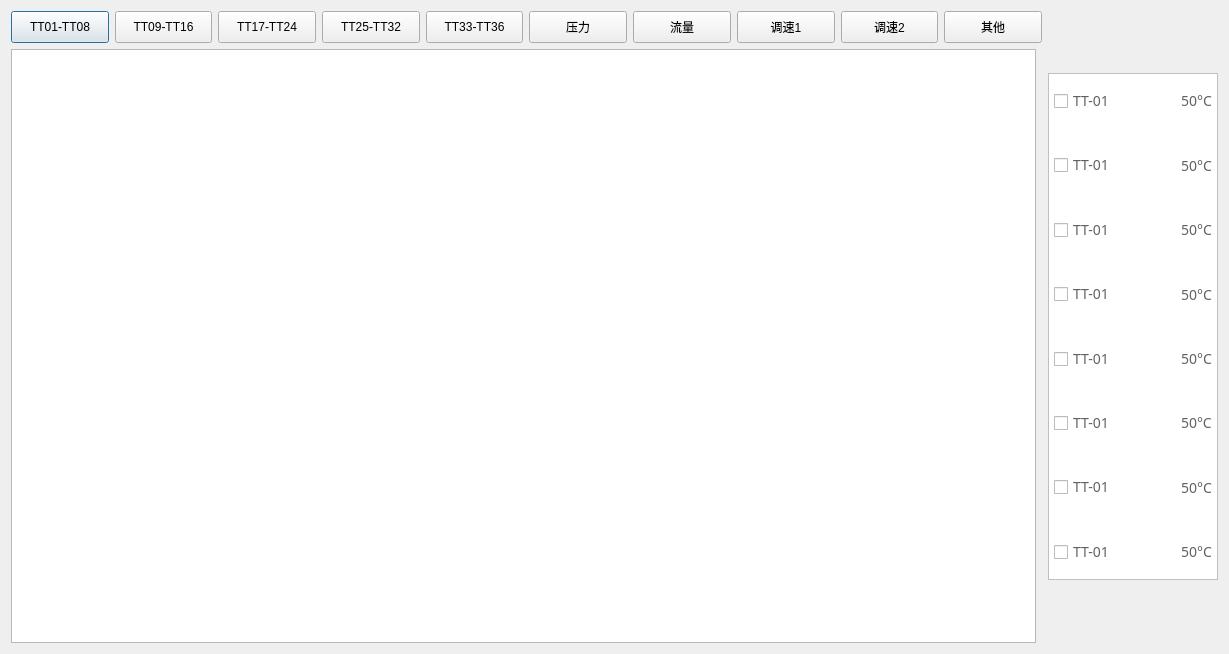
This is DeviceStatus/RealTimeCurve/rtcurve.ui in Hccccc1/MOH_viewer as Qt 5 draws it before an edit. The edited form follows.
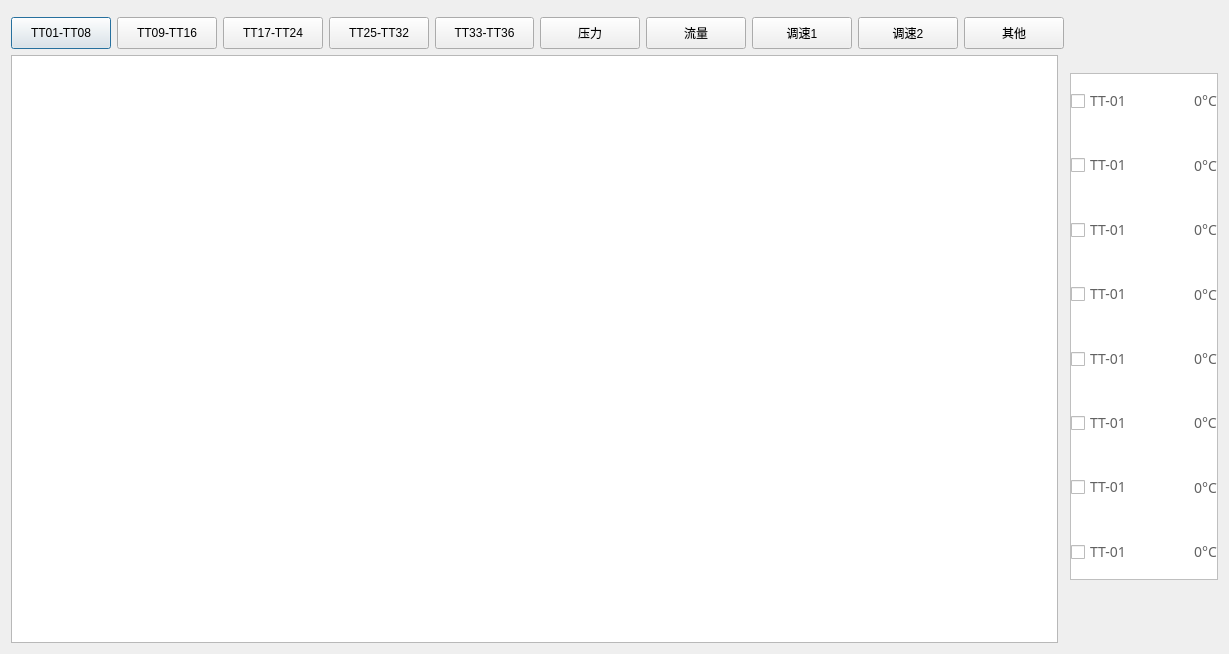
This is the edited form. Icons and pictures are not drawn.

The edit to the form file:
```diff
--- a/DeviceStatus/RealTimeCurve/rtcurve.ui
+++ b/DeviceStatus/RealTimeCurve/rtcurve.ui
@@ -14,210 +14,7 @@
    <string>Dialog</string>
   </property>
   <layout class="QGridLayout" name="gridLayout_2">
-   <item row="0" column="0" colspan="2">
-    <layout class="QHBoxLayout" name="horizontalLayout">
-     <item>
-      <widget class="QPushButton" name="TT01_TT08_btn">
-       <property name="minimumSize">
-        <size>
-         <width>0</width>
-         <height>32</height>
-        </size>
-       </property>
-       <property name="maximumSize">
-        <size>
-         <width>136</width>
-         <height>32</height>
-        </size>
-       </property>
-       <property name="text">
-        <string>TT01-TT08</string>
-       </property>
-      </widget>
-     </item>
-     <item>
-      <widget class="QPushButton" name="TT09_TT16_btn">
-       <property name="minimumSize">
-        <size>
-         <width>0</width>
-         <height>32</height>
-        </size>
-       </property>
-       <property name="maximumSize">
-        <size>
-         <width>136</width>
-         <height>32</height>
-        </size>
-       </property>
-       <property name="text">
-        <string>TT09-TT16</string>
-       </property>
-      </widget>
-     </item>
-     <item>
-      <widget class="QPushButton" name="TT17_TT24_btn">
-       <property name="minimumSize">
-        <size>
-         <width>0</width>
-         <height>32</height>
-        </size>
-       </property>
-       <property name="maximumSize">
-        <size>
-         <width>136</width>
-         <height>32</height>
-        </size>
-       </property>
-       <property name="text">
-        <string>TT17-TT24</string>
-       </property>
-      </widget>
-     </item>
-     <item>
-      <widget class="QPushButton" name="TT25_TT32_btn">
-       <property name="minimumSize">
-        <size>
-         <width>0</width>
-         <height>32</height>
-        </size>
-       </property>
-       <property name="maximumSize">
-        <size>
-         <width>136</width>
-         <height>32</height>
-        </size>
-       </property>
-       <property name="autoFillBackground">
-        <bool>true</bool>
-       </property>
-       <property name="styleSheet">
-        <string notr="true"/>
-       </property>
-       <property name="text">
-        <string>TT25-TT32</string>
-       </property>
-      </widget>
-     </item>
-     <item>
-      <widget class="QPushButton" name="TT33_TT36_btn">
-       <property name="minimumSize">
-        <size>
-         <width>0</width>
-         <height>32</height>
-        </size>
-       </property>
-       <property name="maximumSize">
-        <size>
-         <width>136</width>
-         <height>32</height>
-        </size>
-       </property>
-       <property name="text">
-        <string>TT33-TT36</string>
-       </property>
-      </widget>
-     </item>
-     <item>
-      <widget class="QPushButton" name="pressure_btn">
-       <property name="minimumSize">
-        <size>
-         <width>0</width>
-         <height>32</height>
-        </size>
-       </property>
-       <property name="maximumSize">
-        <size>
-         <width>136</width>
-         <height>32</height>
-        </size>
-       </property>
-       <property name="text">
-        <string>压力</string>
-       </property>
-      </widget>
-     </item>
-     <item>
-      <widget class="QPushButton" name="flow_btn">
-       <property name="minimumSize">
-        <size>
-         <width>0</width>
-         <height>32</height>
-        </size>
-       </property>
-       <property name="maximumSize">
-        <size>
-         <width>136</width>
-         <height>32</height>
-        </size>
-       </property>
-       <property name="styleSheet">
-        <string notr="true"/>
-       </property>
-       <property name="text">
-        <string>流量</string>
-       </property>
-      </widget>
-     </item>
-     <item>
-      <widget class="QPushButton" name="speed_1_btn">
-       <property name="minimumSize">
-        <size>
-         <width>0</width>
-         <height>32</height>
-        </size>
-       </property>
-       <property name="maximumSize">
-        <size>
-         <width>136</width>
-         <height>32</height>
-        </size>
-       </property>
-       <property name="text">
-        <string>调速1</string>
-       </property>
-      </widget>
-     </item>
-     <item>
-      <widget class="QPushButton" name="speed_2_btn">
-       <property name="minimumSize">
-        <size>
-         <width>0</width>
-         <height>32</height>
-        </size>
-       </property>
-       <property name="maximumSize">
-        <size>
-         <width>136</width>
-         <height>32</height>
-        </size>
-       </property>
-       <property name="text">
-        <string>调速2</string>
-       </property>
-      </widget>
-     </item>
-     <item>
-      <widget class="QPushButton" name="others_btn">
-       <property name="minimumSize">
-        <size>
-         <width>0</width>
-         <height>32</height>
-        </size>
-       </property>
-       <property name="maximumSize">
-        <size>
-         <width>136</width>
-         <height>32</height>
-        </size>
-       </property>
-       <property name="text">
-        <string>其他</string>
-       </property>
-      </widget>
-     </item>
-    </layout>
-   </item>
-   <item row="0" column="2" rowspan="2">
+   <item row="0" column="2" rowspan="3">
     <widget class="QGroupBox" name="groupBox">
      <property name="maximumSize">
       <size>
@@ -236,13 +33,13 @@
      </property>
      <layout class="QGridLayout" name="gridLayout">
       <property name="leftMargin">
-       <number>5</number>
+       <number>0</number>
       </property>
       <property name="topMargin">
        <number>0</number>
       </property>
       <property name="rightMargin">
-       <number>5</number>
+       <number>0</number>
       </property>
       <property name="bottomMargin">
        <number>0</number>
@@ -259,7 +56,7 @@
          <widget class="QCheckBox" name="checkBox_chart_1">
           <property name="minimumSize">
            <size>
-            <width>65</width>
+            <width>60</width>
             <height>0</height>
            </size>
           </property>
@@ -313,7 +110,7 @@
 }</string>
           </property>
           <property name="text">
-           <string>50°C</string>
+           <string>0°C</string>
           </property>
           <property name="alignment">
            <set>Qt::AlignCenter</set>
@@ -331,7 +128,7 @@
          <widget class="QCheckBox" name="checkBox_chart_2">
           <property name="minimumSize">
            <size>
-            <width>65</width>
+            <width>60</width>
             <height>0</height>
            </size>
           </property>
@@ -385,7 +182,7 @@
 }</string>
           </property>
           <property name="text">
-           <string>50°C</string>
+           <string>0°C</string>
           </property>
           <property name="alignment">
            <set>Qt::AlignCenter</set>
@@ -403,7 +200,7 @@
          <widget class="QCheckBox" name="checkBox_chart_3">
           <property name="minimumSize">
            <size>
-            <width>65</width>
+            <width>60</width>
             <height>0</height>
            </size>
           </property>
@@ -457,7 +254,7 @@
 }</string>
           </property>
           <property name="text">
-           <string>50°C</string>
+           <string>0°C</string>
           </property>
           <property name="alignment">
            <set>Qt::AlignCenter</set>
@@ -475,7 +272,7 @@
          <widget class="QCheckBox" name="checkBox_chart_4">
           <property name="minimumSize">
            <size>
-            <width>65</width>
+            <width>60</width>
             <height>0</height>
            </size>
           </property>
@@ -529,7 +326,7 @@
 }</string>
           </property>
           <property name="text">
-           <string>50°C</string>
+           <string>0°C</string>
           </property>
           <property name="alignment">
            <set>Qt::AlignCenter</set>
@@ -547,7 +344,7 @@
          <widget class="QCheckBox" name="checkBox_chart_5">
           <property name="minimumSize">
            <size>
-            <width>65</width>
+            <width>60</width>
             <height>0</height>
            </size>
           </property>
@@ -601,7 +398,7 @@
 }</string>
           </property>
           <property name="text">
-           <string>50°C</string>
+           <string>0°C</string>
           </property>
           <property name="alignment">
            <set>Qt::AlignCenter</set>
@@ -619,7 +416,7 @@
          <widget class="QCheckBox" name="checkBox_chart_6">
           <property name="minimumSize">
            <size>
-            <width>65</width>
+            <width>60</width>
             <height>0</height>
            </size>
           </property>
@@ -673,7 +470,7 @@
 }</string>
           </property>
           <property name="text">
-           <string>50°C</string>
+           <string>0°C</string>
           </property>
          </widget>
         </item>
@@ -688,7 +485,7 @@
          <widget class="QCheckBox" name="checkBox_chart_7">
           <property name="minimumSize">
            <size>
-            <width>65</width>
+            <width>60</width>
             <height>0</height>
            </size>
           </property>
@@ -742,7 +539,7 @@
 }</string>
           </property>
           <property name="text">
-           <string>50°C</string>
+           <string>0°C</string>
           </property>
           <property name="alignment">
            <set>Qt::AlignCenter</set>
@@ -760,7 +557,7 @@
          <widget class="QCheckBox" name="checkBox_chart_8">
           <property name="minimumSize">
            <size>
-            <width>65</width>
+            <width>60</width>
             <height>0</height>
            </size>
           </property>
@@ -814,7 +611,7 @@
 }</string>
           </property>
           <property name="text">
-           <string>50°C</string>
+           <string>0°C</string>
           </property>
           <property name="alignment">
            <set>Qt::AlignCenter</set>
@@ -826,9 +623,212 @@
      </layout>
     </widget>
    </item>
-   <item row="1" column="0">
+   <item row="2" column="0">
     <widget class="QTableWidget" name="tableWidget"/>
    </item>
+   <item row="1" column="0" colspan="2">
+    <layout class="QHBoxLayout" name="horizontalLayout">
+     <item>
+      <widget class="QPushButton" name="TT01_TT08_btn">
+       <property name="minimumSize">
+        <size>
+         <width>0</width>
+         <height>32</height>
+        </size>
+       </property>
+       <property name="maximumSize">
+        <size>
+         <width>136</width>
+         <height>32</height>
+        </size>
+       </property>
+       <property name="text">
+        <string>TT01-TT08</string>
+       </property>
+      </widget>
+     </item>
+     <item>
+      <widget class="QPushButton" name="TT09_TT16_btn">
+       <property name="minimumSize">
+        <size>
+         <width>0</width>
+         <height>32</height>
+        </size>
+       </property>
+       <property name="maximumSize">
+        <size>
+         <width>136</width>
+         <height>32</height>
+        </size>
+       </property>
+       <property name="text">
+        <string>TT09-TT16</string>
+       </property>
+      </widget>
+     </item>
+     <item>
+      <widget class="QPushButton" name="TT17_TT24_btn">
+       <property name="minimumSize">
+        <size>
+         <width>0</width>
+         <height>32</height>
+        </size>
+       </property>
+       <property name="maximumSize">
+        <size>
+         <width>136</width>
+         <height>32</height>
+        </size>
+       </property>
+       <property name="text">
+        <string>TT17-TT24</string>
+       </property>
+      </widget>
+     </item>
+     <item>
+      <widget class="QPushButton" name="TT25_TT32_btn">
+       <property name="minimumSize">
+        <size>
+         <width>0</width>
+         <height>32</height>
+        </size>
+       </property>
+       <property name="maximumSize">
+        <size>
+         <width>136</width>
+         <height>32</height>
+        </size>
+       </property>
+       <property name="autoFillBackground">
+        <bool>true</bool>
+       </property>
+       <property name="styleSheet">
+        <string notr="true"/>
+       </property>
+       <property name="text">
+        <string>TT25-TT32</string>
+       </property>
+      </widget>
+     </item>
+     <item>
+      <widget class="QPushButton" name="TT33_TT36_btn">
+       <property name="minimumSize">
+        <size>
+         <width>0</width>
+         <height>32</height>
+        </size>
+       </property>
+       <property name="maximumSize">
+        <size>
+         <width>136</width>
+         <height>32</height>
+        </size>
+       </property>
+       <property name="text">
+        <string>TT33-TT36</string>
+       </property>
+      </widget>
+     </item>
+     <item>
+      <widget class="QPushButton" name="pressure_btn">
+       <property name="minimumSize">
+        <size>
+         <width>0</width>
+         <height>32</height>
+        </size>
+       </property>
+       <property name="maximumSize">
+        <size>
+         <width>136</width>
+         <height>32</height>
+        </size>
+       </property>
+       <property name="text">
+        <string>压力</string>
+       </property>
+      </widget>
+     </item>
+     <item>
+      <widget class="QPushButton" name="flow_btn">
+       <property name="minimumSize">
+        <size>
+         <width>0</width>
+         <height>32</height>
+        </size>
+       </property>
+       <property name="maximumSize">
+        <size>
+         <width>136</width>
+         <height>32</height>
+        </size>
+       </property>
+       <property name="styleSheet">
+        <string notr="true"/>
+       </property>
+       <property name="text">
+        <string>流量</string>
+       </property>
+      </widget>
+     </item>
+     <item>
+      <widget class="QPushButton" name="speed_1_btn">
+       <property name="minimumSize">
+        <size>
+         <width>0</width>
+         <height>32</height>
+        </size>
+       </property>
+       <property name="maximumSize">
+        <size>
+         <width>136</width>
+         <height>32</height>
+        </size>
+       </property>
+       <property name="text">
+        <string>调速1</string>
+       </property>
+      </widget>
+     </item>
+     <item>
+      <widget class="QPushButton" name="speed_2_btn">
+       <property name="minimumSize">
+        <size>
+         <width>0</width>
+         <height>32</height>
+        </size>
+       </property>
+       <property name="maximumSize">
+        <size>
+         <width>136</width>
+         <height>32</height>
+        </size>
+       </property>
+       <property name="text">
+        <string>调速2</string>
+       </property>
+      </widget>
+     </item>
+     <item>
+      <widget class="QPushButton" name="others_btn">
+       <property name="minimumSize">
+        <size>
+         <width>0</width>
+         <height>32</height>
+        </size>
+       </property>
+       <property name="maximumSize">
+        <size>
+         <width>136</width>
+         <height>32</height>
+        </size>
+       </property>
+       <property name="text">
+        <string>其他</string>
+       </property>
+      </widget>
+     </item>
+    </layout>
+   </item>
   </layout>
  </widget>
  <resources/>
```
Left out of the diff: 16 changed lines with no effect on the pictures.
